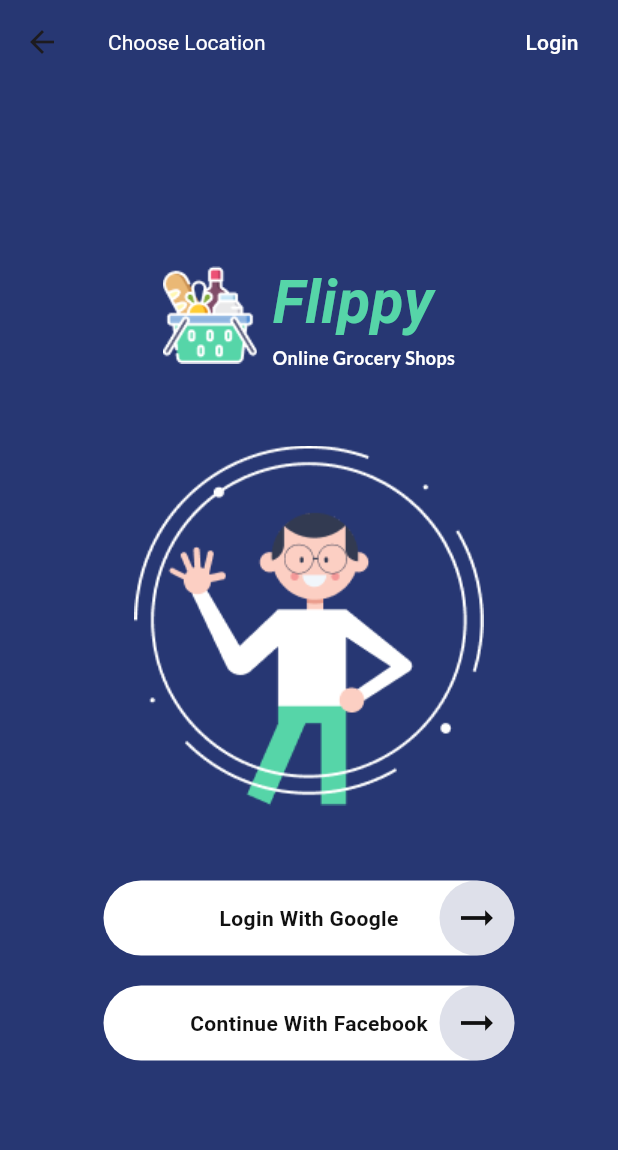
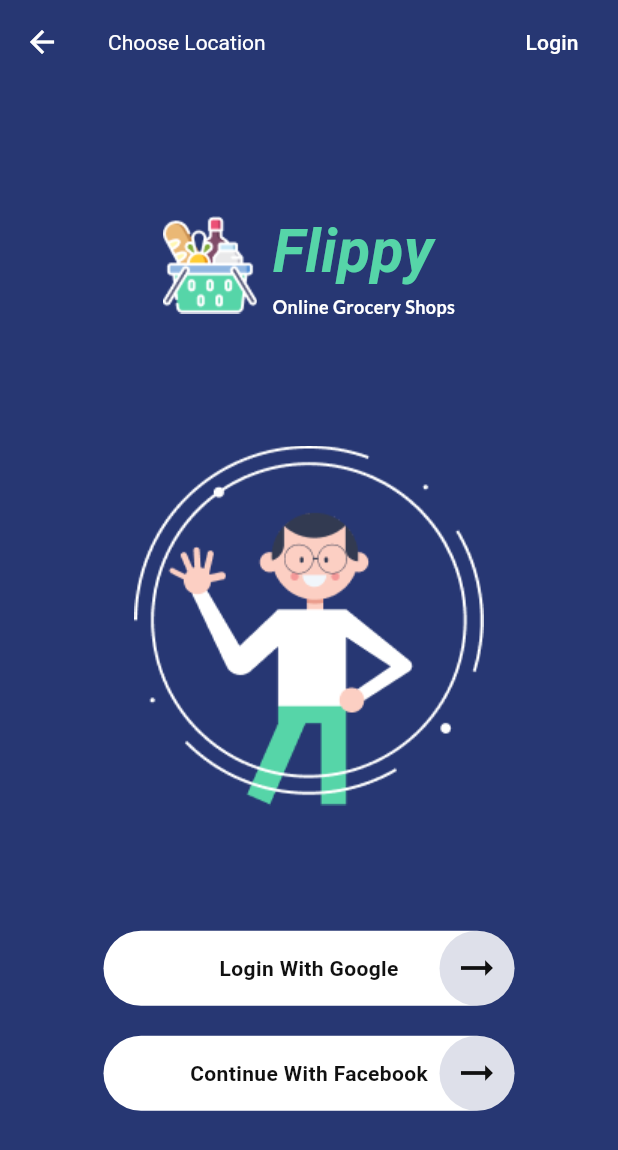
Before and after one commit to CodeVee/flippy_flutter, a Flutter app: the LoginRegisterPage screen opened by its route, on a phone screen of 412 x 824 dp. Shown: the top 1150 px of the screen. Run offline on Flutter 3.47's test engine with Material 3 defaults, Android fonts, the phone set to English and light mode, and no system bars; our stand-ins replace google_fonts; Roboto replaces fonts that are missing (Lemon).

Commit message:
fixed spacing

```diff
--- a/lib/pages/login_register_page.dart
+++ b/lib/pages/login_register_page.dart
@@ -11,6 +11,10 @@ class LoginRegisterPage extends StatelessWidget {
         title: const Text("Choose Location",
             style: TextStyle(color: Colors.white, fontSize: 14)),
         backgroundColor: const Color(0xFF273773),
+        leading: IconButton(
+          icon: const Icon(Icons.arrow_back_sharp, color: Colors.white),
+          onPressed: () => Navigator.pop(context),
+        ),
         actions: [
           MaterialButton(
               onPressed: () {
@@ -23,12 +27,12 @@ class LoginRegisterPage extends StatelessWidget {
         child: Container(
           color: const Color(0xFF273773),
           child: Column(
-            mainAxisAlignment: MainAxisAlignment.center,
             children: [
+              const Spacer(),
               const AppHeader(alternate: true),
-              const SizedBox(height: 50),
+              const Spacer(),
               Image.asset("assets/main_avatar.png"),
-              const SizedBox(height: 50),
+              const Spacer(),
               AppButton(
                   title: "Login With Google", onTap: () {}, secondary: true),
               const SizedBox(height: 20),
@@ -36,6 +40,7 @@ class LoginRegisterPage extends StatelessWidget {
                   title: "Continue With Facebook",
                   onTap: () {},
                   secondary: true),
+              const Spacer()
             ],
           ),
         ),
```
